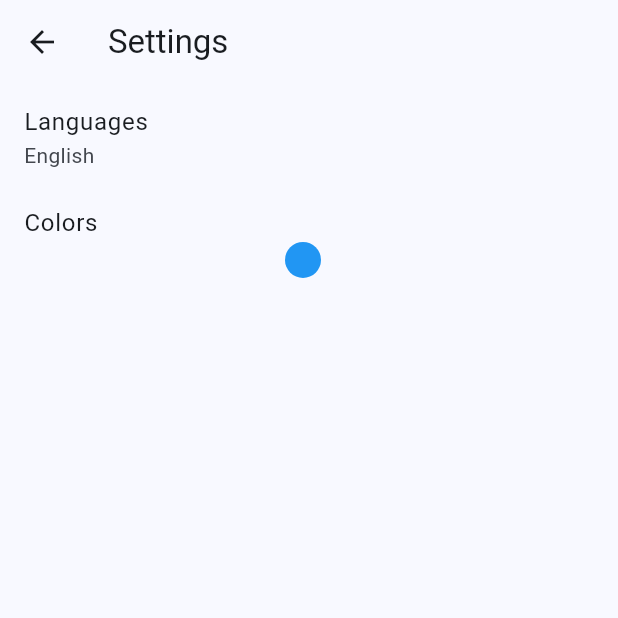
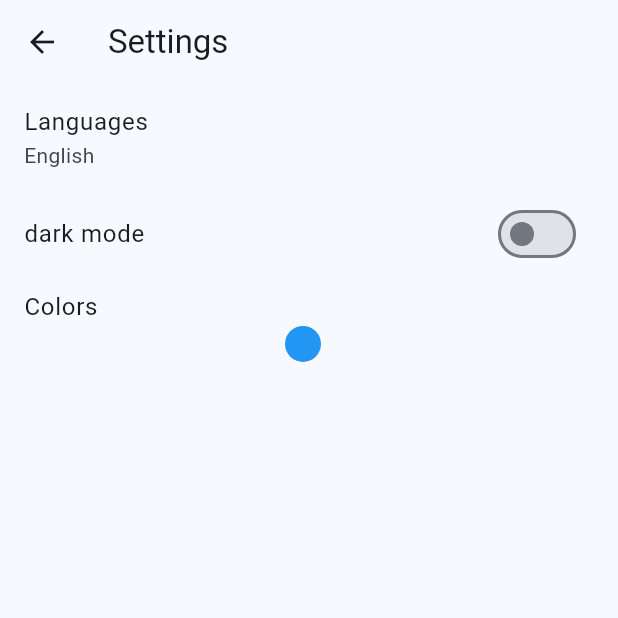
Before and after one commit to hiro259/one_by_one, a Flutter app: the screen it shows after launch, after a tap on the "settings" icon, on a phone screen of 412 x 824 dp, the top half of it. Run offline on Flutter 3.47's test engine with Material 3 defaults, Android fonts, the phone set to English and light mode, and no system bars.

Commit message:
darkmode provider fixed

```diff
--- a/lib/l10n/app_en.arb
+++ b/lib/l10n/app_en.arb
@@ -8,5 +8,6 @@
   "languages": "Languages",
   "colors": "Colors",
   "checkAll":"checkAll",
-  "uncheckAll":"uncheckAll"
+  "uncheckAll":"uncheckAll",
+  "brigness":"dark mode"
 }
--- a/lib/l10n/app_ja.arb
+++ b/lib/l10n/app_ja.arb
@@ -8,5 +8,6 @@
   "languages": "言語設定",
   "colors": "色設定",
   "checkAll":"全てチェックする",
-  "uncheckAll":"全てチェックを外す"
+  "uncheckAll":"全てチェックを外す",
+  "brigness":"ダークモード"
 }
--- a/lib/l10n/app_localizations.dart
+++ b/lib/l10n/app_localizations.dart
@@ -154,6 +154,12 @@ abstract class AppLocalizations {
   /// In en, this message translates to:
   /// **'uncheckAll'**
   String get uncheckAll;
+
+  /// No description provided for @brigness.
+  ///
+  /// In en, this message translates to:
+  /// **'dark mode'**
+  String get brigness;
 }
 
 class _AppLocalizationsDelegate extends LocalizationsDelegate<AppLocalizations> {
--- a/lib/l10n/app_localizations_en.dart
+++ b/lib/l10n/app_localizations_en.dart
@@ -37,4 +37,7 @@ class AppLocalizationsEn extends AppLocalizations {
 
   @override
   String get uncheckAll => 'uncheckAll';
+
+  @override
+  String get brigness => 'dark mode';
 }
--- a/lib/l10n/app_localizations_ja.dart
+++ b/lib/l10n/app_localizations_ja.dart
@@ -37,4 +37,7 @@ class AppLocalizationsJa extends AppLocalizations {
 
   @override
   String get uncheckAll => '全てチェックを外す';
+
+  @override
+  String get brigness => 'ダークモード';
 }
--- a/lib/main.dart
+++ b/lib/main.dart
@@ -7,8 +7,13 @@ import 'package:provider/provider.dart';
 class AppSettings extends ChangeNotifier {
   Locale locale;
   Color seedColor;
+  bool isDark;
 
-  AppSettings({required this.locale, required this.seedColor});
+  AppSettings({
+    required this.locale,
+    required this.seedColor,
+    required this.isDark,
+  });
 
   void updateLocale(Locale newLocale) {
     locale = newLocale;
@@ -19,14 +24,22 @@ class AppSettings extends ChangeNotifier {
     seedColor = newColor;
     notifyListeners();
   }
+
+  void updateBritness(bool value) {
+    isDark = value;
+    notifyListeners();
+  }
 }
 
 void main() {
   runApp(
     ChangeNotifierProvider(
       create:
-          (_) =>
-              AppSettings(locale: const Locale('en'), seedColor: Colors.blue),
+          (_) => AppSettings(
+            locale: const Locale('en'),
+            seedColor: Colors.blue,
+            isDark: false,
+          ),
       child: const OneByOneApp(),
     ),
   );
@@ -50,7 +63,10 @@ class _OneByOneAppState extends State<OneByOneApp> {
       title: 'One by one',
       theme: ThemeData(
         useMaterial3: true,
-        colorScheme: ColorScheme.fromSeed(seedColor: settings.seedColor),
+        colorScheme: ColorScheme.fromSeed(
+          seedColor: settings.seedColor,
+          brightness: settings.isDark ? Brightness.dark : Brightness.light,
+        ),
       ),
       locale: settings.locale, // 現在のLocaleを指定
       localizationsDelegates: [
@@ -556,7 +572,16 @@ class _SettingsScreenState extends State<SettingsScreen> {
               );
             },
           ),
-
+          //brigness
+          ListTile(
+            title: Text(loc.brigness),
+            trailing: Switch(
+              value: settings.isDark,
+              onChanged: (bool value) {
+                settings.updateBritness(value);
+              },
+            ),
+          ),
           // Colors
           ListTile(
             title: Text(loc.colors),
```
